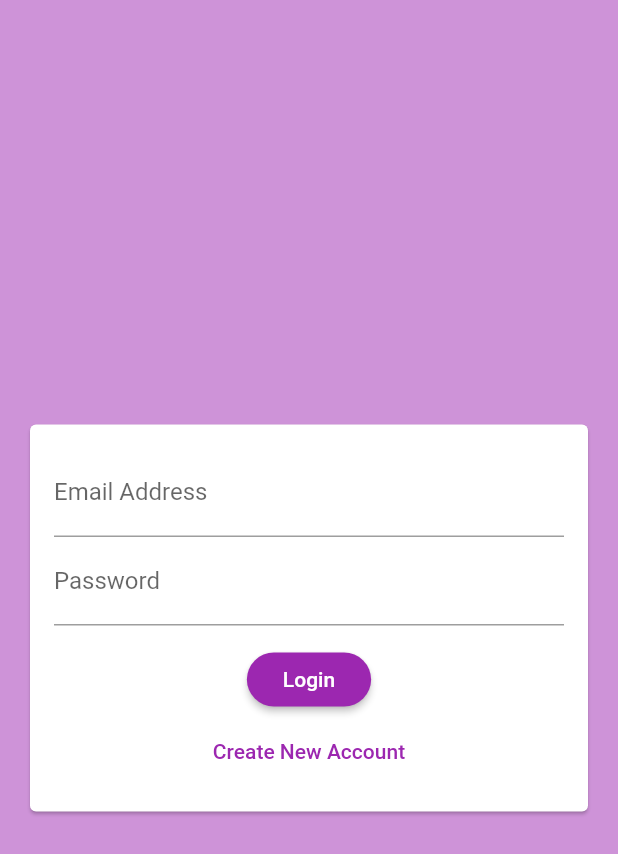
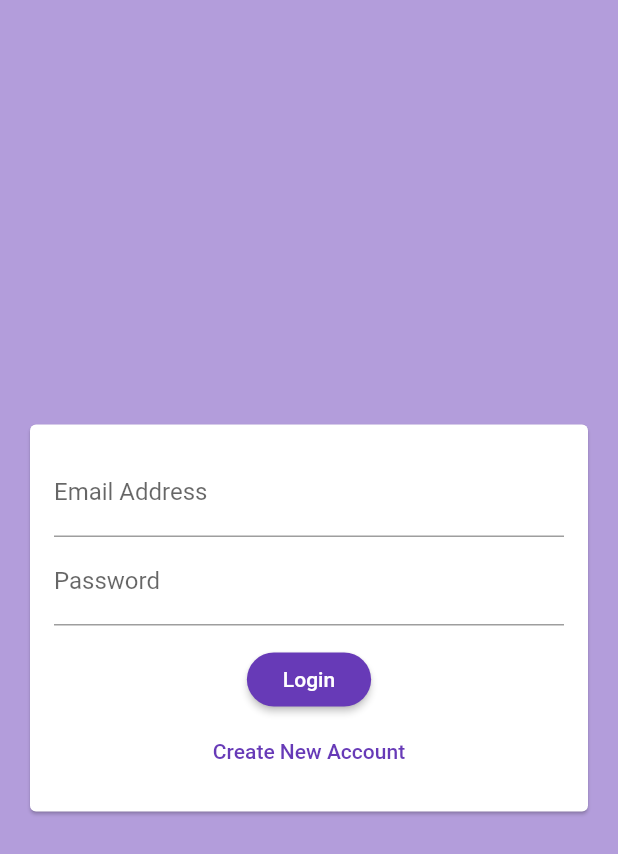
Before and after one commit to shoaib217/flutter_chatApp, a Flutter app: the screen it shows after launch, on a phone screen of 412 x 824 dp. Shown: the top 854 px of the screen. Run offline on Flutter 3.47's test engine with Material 2 defaults, Android fonts, the phone set to English and light mode, and no system bars; our stand-ins replace cloud_firestore, firebase_auth, firebase_core; accounts and stored records are empty.

```diff
--- a/lib/main.dart
+++ b/lib/main.dart
@@ -1,6 +1,8 @@
 import 'package:chat_app/screens/auth_screen.dart';
 import 'package:chat_app/screens/chat_screen.dart';
+import 'package:firebase_auth/firebase_auth.dart';
 import 'package:flutter/material.dart';
+import 'package:firebase_core/firebase_core.dart';
 
 void main() {
   runApp(const MyApp());
@@ -30,11 +32,41 @@ class MyApp extends StatelessWidget {
                 textTheme: ButtonTextTheme.primary,
                 shape: RoundedRectangleBorder(borderRadius: BorderRadius.circular(20))
               ),
-          colorScheme: ColorScheme.fromSwatch(primarySwatch: Colors.purple)
+          colorScheme: ColorScheme.fromSwatch(primarySwatch: Colors.deepPurple)
               .copyWith(secondary: Colors.blue),
               ),
-
-      home: const AuthScreen(),
+      home: const SplashScreen()
     );
   }
 }
+
+class SplashScreen extends StatelessWidget {
+  const SplashScreen({super.key});
+
+  @override
+  Widget build(BuildContext context) {
+    return FutureBuilder(
+        future: Firebase.initializeApp(),
+        builder: (context, snapshot) {
+          if (snapshot.hasError) {
+            print(snapshot.error);
+          }
+          if (snapshot.connectionState == ConnectionState.waiting) {
+            return  Scaffold(
+              backgroundColor: Theme.of(context).backgroundColor,
+              body: const Center(
+                child: Text('Welcome To ChatApp',style: TextStyle(fontWeight: FontWeight.bold,fontStyle: FontStyle.italic,fontSize: 24),),
+              ),
+            );
+          } else {
+            return StreamBuilder(stream: FirebaseAuth.instance.authStateChanges(),builder: (ctx , snapshot){
+              if(snapshot.hasData){
+                return const ChatScreen();
+              }
+              return const AuthScreen();
+            });
+          }
+        },
+      );
+  }
+}
--- a/lib/widgets/auth_form.dart
+++ b/lib/widgets/auth_form.dart
@@ -1,8 +1,10 @@
 import 'package:flutter/material.dart';
 
 class AuthForm extends StatefulWidget {
-  AuthForm(this.submitForm,{super.key});
-  final void Function(String email,String username,String password,bool isLogin) submitForm;
+  const AuthForm(this.submitForm, this.isLoading, {super.key});
+  final bool isLoading;
+  final void Function(String email, String username, String password,
+      bool isLogin, BuildContext ctx) submitForm;
 
   @override
   State<AuthForm> createState() => _AuthFormState();
@@ -21,7 +23,8 @@ class _AuthFormState extends State<AuthForm> {
 
     if (_validate) {
       _formKey.currentState?.save();
-      widget.submitForm(_userEmail,_userName,_userPassword,_inLoginMode);
+      widget.submitForm(_userEmail.trim(), _userName.trim(), _userPassword,
+          _inLoginMode, context);
     }
   }
 
@@ -90,16 +93,21 @@ class _AuthFormState extends State<AuthForm> {
                     onSaved: (newValue) {
                       _userPassword = newValue!;
                     },
-                    decoration: const InputDecoration(labelText: 'Password',),
+                    decoration: const InputDecoration(
+                      labelText: 'Password',
+                    ),
                     obscureText: true,
                   ),
                   const SizedBox(
                     height: 12,
                   ),
+                  if (widget.isLoading) CircularProgressIndicator(),
+                  if (!widget.isLoading)
                     ElevatedButton(
                       onPressed: _onLoginBtnClick,
                       style: ButtonStyle(
-                      shape: MaterialStateProperty.all<RoundedRectangleBorder>(
+                        shape:
+                            MaterialStateProperty.all<RoundedRectangleBorder>(
                           RoundedRectangleBorder(
                             borderRadius: BorderRadius.circular(18.0),
                           ),
@@ -110,6 +118,7 @@ class _AuthFormState extends State<AuthForm> {
                         child: Text(_inLoginMode ? 'Login' : 'SignUp'),
                       ),
                     ),
+                  if (!widget.isLoading)
                     TextButton(
                         onPressed: () {
                           FocusScope.of(context).unfocus();
```
Also changed, not shown: lib/screens/auth_screen.dart (+51 -5 lines), lib/screens/chat_screen.dart (+14 -21 lines). Lines whose indentation alone changed are shown as unchanged.
